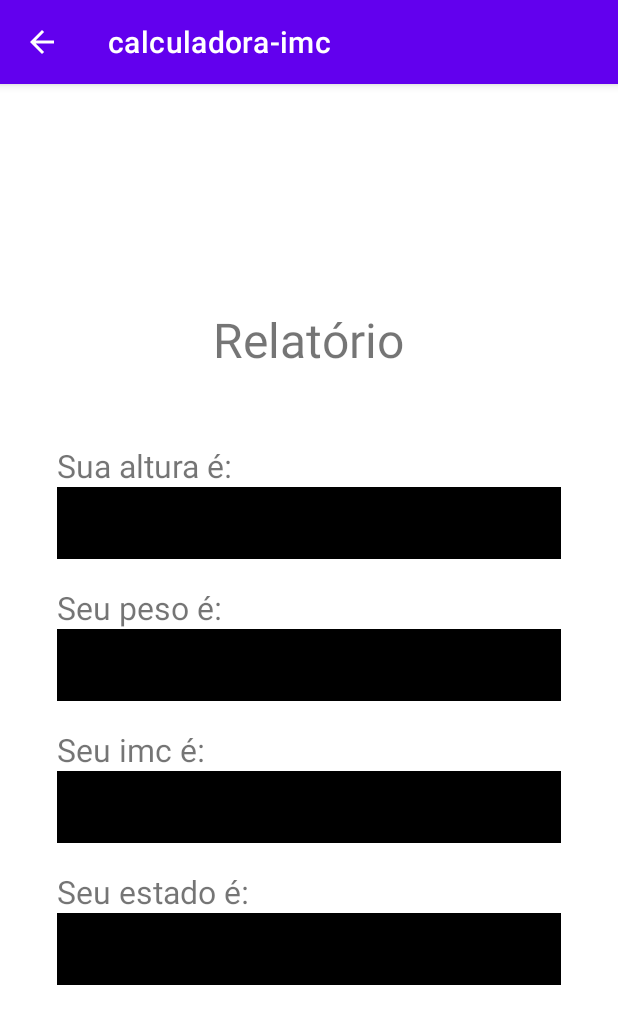
After one commit to yeyhacarol/calculadoraImc-KotlinApp, an Android app: the ResultadoActivity screen opened directly, with no data from a screen before it, on a phone screen of 412 x 824 dp. The commit adds this screen. Shown: the top 1024 px of the screen. Run offline under Robolectric (Android 15) with nearby library versions, the phone set to English and light mode, and no system bars.

Commit message:
adição de nova tela para exibição dos resultados

```diff
--- a/app/src/main/AndroidManifest.xml
+++ b/app/src/main/AndroidManifest.xml
@@ -10,8 +10,13 @@
         android:supportsRtl="true"
         android:theme="@style/Theme.Calculadoraimc">
         <activity
+            android:name=".ResultadoActivity"
+            android:exported="false"
+            android:parentActivityName=".MainActivity"/>
+        <activity
             android:name=".MainActivity"
-            android:exported="true">
+            android:exported="true"
+            android:launchMode="singleTop">
             <intent-filter>
                 <action android:name="android.intent.action.MAIN" />
 
--- a/app/src/main/java/com/senai/calculadora_imc/MainActivity.kt
+++ b/app/src/main/java/com/senai/calculadora_imc/MainActivity.kt
@@ -1,5 +1,6 @@
 package com.senai.calculadora_imc
 
+import android.content.Intent
 import androidx.appcompat.app.AppCompatActivity
 import android.os.Bundle
 import android.widget.Button
@@ -21,7 +22,7 @@ class MainActivity : AppCompatActivity() {
         calcular.setOnClickListener() {
             pesoEditText = findViewById<EditText>(R.id.peso)
             alturaEditText = findViewById<EditText>(R.id.altura)
-            val resultadoTextView = findViewById<TextView>(R.id.resultado)
+//          val resultadoTextView = findViewById<TextView>(R.id.resultado)
 
             if (validarCampos()) {
                 val peso = pesoEditText.text.toString().toDouble()
@@ -29,7 +30,15 @@ class MainActivity : AppCompatActivity() {
 
                 val imc = calcularImc(peso, altura)
 
-                resultadoTextView.text = "Seu imc é ${decimal.format(imc)}. " + estadoFisico(imc)
+                val intent = Intent(this, ResultadoActivity::class.java)
+                intent.putExtra("altura", altura.toString())
+                intent.putExtra("peso", peso.toString())
+                intent.putExtra("imc", decimal.format(imc).toString())
+                intent.putExtra("estado", estadoFisico(imc))
+
+                startActivity(intent)
+
+//                resultadoTextView.text = "Seu imc é ${decimal.format(imc)}. " + estadoFisico(imc)
             }
         }
     }
--- /dev/null
+++ b/app/src/main/java/com/senai/calculadora_imc/ResultadoActivity.kt
@@ -0,0 +1,28 @@
+package com.senai.calculadora_imc
+
+import android.content.Intent
+import androidx.appcompat.app.AppCompatActivity
+import android.os.Bundle
+import android.widget.TextView
+
+class ResultadoActivity : AppCompatActivity() {
+    override fun onCreate(savedInstanceState: Bundle?) {
+        super.onCreate(savedInstanceState)
+        setContentView(R.layout.activity_resultado)
+
+        val alturaTextView = findViewById<TextView>(R.id.altura)
+        val pesoTextView = findViewById<TextView>(R.id.peso)
+        val imcTextView = findViewById<TextView>(R.id.imc)
+        val estadoTextView = findViewById<TextView>(R.id.estado)
+
+        val intent: Intent = getIntent()
+
+        val actionBar = supportActionBar
+        actionBar!!.setDefaultDisplayHomeAsUpEnabled(true)
+
+        alturaTextView.text = intent.getStringExtra("altura")
+        pesoTextView.text = intent.getStringExtra("peso")
+        imcTextView.text = intent.getStringExtra("imc")
+        estadoTextView.text = intent.getStringExtra("estado")
+    }
+}
--- a/app/src/main/res/layout/activity_main.xml
+++ b/app/src/main/res/layout/activity_main.xml
@@ -45,15 +45,4 @@
         android:layout_marginTop="40dp"
         android:backgroundTint="@color/black"/>
 
-    <TextView
-        android:id="@+id/resultado"
-        android:layout_width="270dp"
-        android:layout_height="120dp"
-        android:layout_marginTop="40dp"
-        android:background="@color/black"
-        android:text=""
-        android:textSize="24dp"
-        android:textColor="@color/white"/>
-
-
 </LinearLayout>
--- /dev/null
+++ b/app/src/main/res/layout/activity_resultado.xml
@@ -0,0 +1,56 @@
+<?xml version="1.0" encoding="utf-8"?>
+<LinearLayout
+    xmlns:android="http://schemas.android.com/apk/res/android"
+    xmlns:app="http://schemas.android.com/apk/res-auto"
+    xmlns:tools="http://schemas.android.com/tools"
+    android:layout_width="match_parent"
+    android:layout_height="match_parent"
+    tools:context=".ResultadoActivity"
+    android:orientation="vertical"
+    android:gravity="center">
+
+    <TextView
+        android:layout_width="wrap_content"
+        android:layout_height="wrap_content"
+        android:text="Relatório"
+        android:textSize="32sp"
+        android:layout_marginBottom="48dp"/>
+
+    <LinearLayout
+        android:layout_width="match_parent"
+        android:layout_height="wrap_content"
+        android:orientation="vertical"
+        android:paddingHorizontal="38dp" >
+
+        <TextView
+            android:text="Sua altura é:"
+            style="@style/label" />
+        <TextView
+            android:id="@+id/altura"
+            style="@style/campos" />
+        <TextView
+            android:text="Seu peso é:"
+            style="@style/label"/>
+        <TextView
+            android:id="@+id/peso"
+            style="@style/campos"
+            android:text="blbla"/>
+        <TextView
+            android:text="Seu imc é:"
+            style="@style/label" />
+        <TextView
+            android:id="@+id/imc"
+            style="@style/campos"/>
+        <TextView
+            android:text="Seu estado é:"
+            style="@style/label" />
+        <TextView
+            android:id="@+id/estado"
+            style="@style/campos"/>
+
+
+
+    </LinearLayout>
+
+
+</LinearLayout>
--- /dev/null
+++ b/app/src/main/res/values/styles.xml
@@ -0,0 +1,19 @@
+<?xml version="1.0" encoding="utf-8"?>
+<resources>
+
+    <style name="label">
+        <item name="android:layout_width">wrap_content</item>
+        <item name="android:layout_height">wrap_content</item>
+        <item name="android:textSize">21sp</item>
+    </style>
+
+    <style name="campos">
+        <item name="android:layout_width">match_parent</item>
+        <item name="android:layout_height">48dp</item>
+        <item name="android:textSize">22sp</item>
+        <item name="android:background">@color/black</item>
+        <item name="android:layout_marginBottom">18dp</item>
+        <item name="android:textColor">@color/white</item>
+        <item name="android:gravity">center_vertical</item>
+    </style>
+</resources>
```
